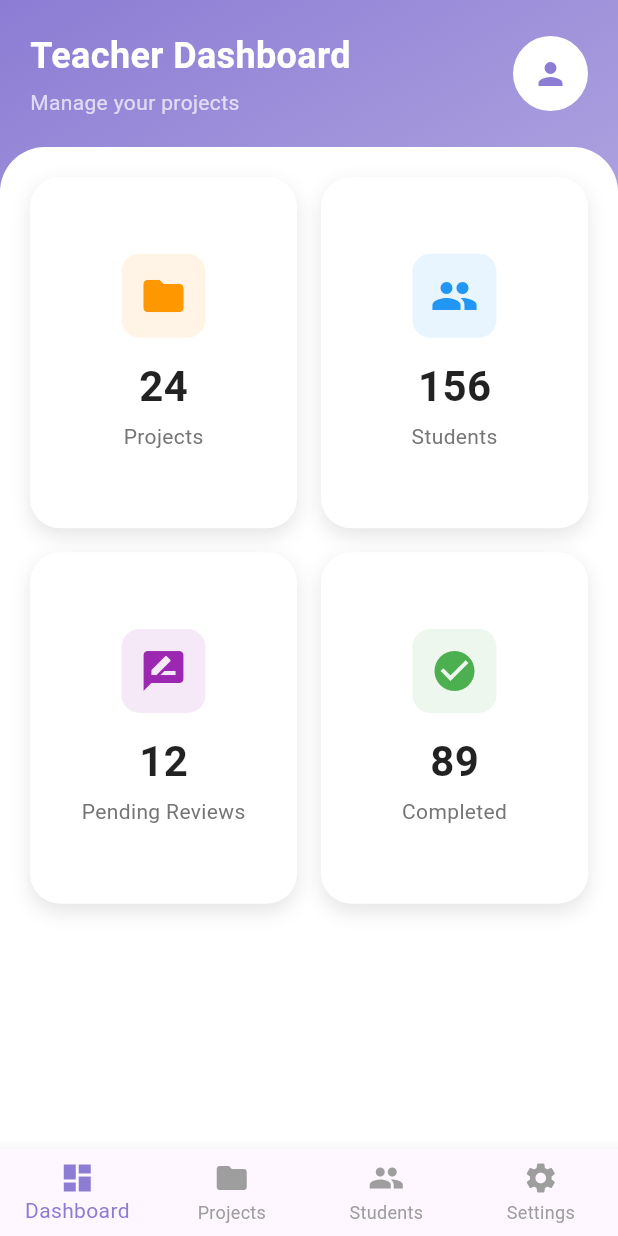
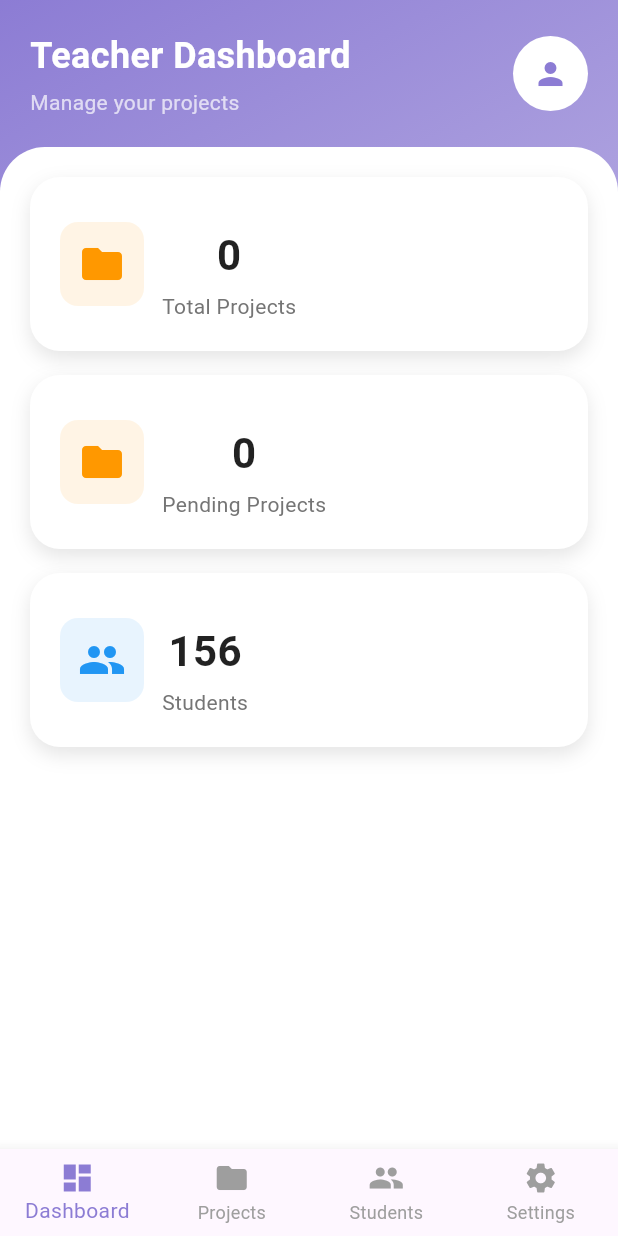
Before and after one commit to fasnafebin24/smartalloc, a Flutter app: the TeacherDashboard screen opened directly, on a phone screen of 412 x 824 dp. Run offline on Flutter 3.47's test engine with Material 3 defaults, Android fonts, the light colour scheme and no system bars; our stand-ins replace cloud_firestore, file_picker, firebase_auth, firebase_core, image_picker, shared_preferences; accounts and stored records are empty.

Commit message:
teacher home sectiom completed

```diff
--- a/lib/features/authentification/login_screen.dart
+++ b/lib/features/authentification/login_screen.dart
@@ -8,8 +8,9 @@ import 'package:smartalloc/features/admin/home/home_screen.dart';
 import 'package:smartalloc/features/home/home%20_screen.dart';
 import 'package:smartalloc/features/authentification/signup_screen.dart';
 import 'package:smartalloc/features/landing/landing_screen.dart';
-import 'package:smartalloc/features/teacher/bottomnav/bottom_nav_screen.dart';
+import 'package:smartalloc/features/teacher/bottomnav/dashboard/bottom_nav_screen.dart';
 import 'package:smartalloc/utils/methods/customsnackbar.dart';
+import 'package:smartalloc/utils/variables/globalvariables.dart';
 
 class LoginScreen extends StatefulWidget {
   const LoginScreen({super.key});
@@ -31,10 +32,12 @@ class _LoginScreenState extends State<LoginScreen> {
     passwordCtrl.dispose();
     super.dispose();
   }
-  Future<void> saveUserData(String uid, String role) async {
+  Future<void> saveUserData(String uid, String role,String department) async {
   SharedPreferences prefs = await SharedPreferences.getInstance();
-  await prefs.setString('uid', uid);
-  await prefs.setString('role', role);
+  await prefs.setString('uid', uid.trim());
+  await prefs.setString('role', role.trim());
+  await prefs.setString('department', department.trim());
+
 }
 
 
@@ -57,9 +60,14 @@ class _LoginScreenState extends State<LoginScreen> {
       if (doc.exists) {
         var data = doc.data() as Map<String, dynamic>;
         String role = data['role'];
+        String department = data['department'];
+        guserid = uid;
+        gdepartment = department;
+        setState(() {
 
+        });
         // Save uid & role locally
-        await saveUserData(uid!, role);
+        await saveUserData(uid!, role,department);
 
         // Navigate based on role
         if (role == 'student') {
--- a/lib/features/splash/splash_screen.dart
+++ b/lib/features/splash/splash_screen.dart
@@ -7,8 +7,9 @@ import 'package:shared_preferences/shared_preferences.dart';
 import 'package:smartalloc/features/admin/home/home_screen.dart';
 import 'package:smartalloc/features/authentification/login_screen.dart';
 import 'package:smartalloc/features/home/home%20_screen.dart';
-import 'package:smartalloc/features/teacher/bottomnav/bottom_nav_screen.dart';
+import 'package:smartalloc/features/teacher/bottomnav/dashboard/bottom_nav_screen.dart';
 import 'package:smartalloc/utils/methods/customsnackbar.dart';
+import 'package:smartalloc/utils/variables/globalvariables.dart';
 
 class SplashScreen extends StatefulWidget {
   const SplashScreen({super.key});
@@ -24,7 +25,14 @@ class _SplashScreenState extends State<SplashScreen> {
        SharedPreferences prefs = await SharedPreferences.getInstance();
  String? uid= prefs.getString('uid', );
   String? role=prefs.getString('role', );
+  String? department=prefs.getString('department', );
+
   if (uid!=null && role!=null) {
+    guserid = uid;
+    gdepartment = department;
+    setState(() {
+
+    });
      if (role == 'student') {
           Navigator.pushReplacement(
             context,
--- a/lib/features/teacher/bottomnav/bottom_nav_screen.dart
+++ b/lib/features/teacher/bottomnav/dashboard/bottom_nav_screen.dart
@@ -1,6 +1,8 @@
 import 'package:flutter/material.dart';
 import 'package:shared_preferences/shared_preferences.dart';
 import 'package:smartalloc/features/authentification/login_screen.dart';
+
+import '../../home/home_scree.dart';
 
 // Main Teacher Dashboard with Bottom Navigation
 class TeacherDashboard extends StatefulWidget {
@@ -11,27 +13,41 @@ class TeacherDashboard extends StatefulWidget {
 }
 
 class _TeacherDashboardState extends State<TeacherDashboard> {
-  int _currentIndex = 0;
+  int currentIndex = 0;
+   List<Widget> screens=[];
+gotoproject() {
+  currentIndex=1;
+  setState(() {
 
-  final List<Widget> _screens = [
-    const DashboardScreen(),
+  });
+}
+  @override
+  void initState() {
+     screens = [
+     TeachHomeScreen(chnageindex: () {
+      gotoproject();
+     },),
     const ProjectsScreen(),
     const StudentsScreen(),
     const SettingsScreen(),
   ];
+    super.initState();
+  }
+
+
 
   @override
   Widget build(BuildContext context) {
     return Scaffold(
-      body: _screens[_currentIndex],
+      body: screens[currentIndex],
       bottomNavigationBar: BottomNavigationBar(
         type: BottomNavigationBarType.fixed,
-        currentIndex: _currentIndex,
+        currentIndex: currentIndex,
         selectedItemColor: const Color(0xFF8C7CD4),
         unselectedItemColor: Colors.grey,
         onTap: (index) {
           setState(() {
-            _currentIndex = index;
+            currentIndex = index;
           });
         },
         items: const [
@@ -57,163 +73,8 @@ class _TeacherDashboardState extends State<TeacherDashboard> {
   }
 }
 
-// 1. Dashboard Screen
-class DashboardScreen extends StatelessWidget {
-  const DashboardScreen({super.key});
 
-  @override
-  Widget build(BuildContext context) {
-    return Container(
-      height: double.infinity,
-      width: double.infinity,
-      decoration: const BoxDecoration(
-        gradient: LinearGradient(
-          colors: [Color(0xFF8C7CD4), Color(0xFFE8E4F3)],
-          begin: Alignment.topLeft,
-          end: Alignment.bottomRight,
-        ),
-      ),
-      child: SafeArea(
-        child: Column(
-          children: [
-            // Header
-            Padding(
-              padding: const EdgeInsets.all(20.0),
-              child: Row(
-                mainAxisAlignment: MainAxisAlignment.spaceBetween,
-                children: [
-                  const Column(
-                    crossAxisAlignment: CrossAxisAlignment.start,
-                    children: [
-                      Text(
-                        'Teacher Dashboard',
-                        style: TextStyle(
-                          color: Colors.white,
-                          fontSize: 24,
-                          fontWeight: FontWeight.bold,
-                        ),
-                      ),
-                      SizedBox(height: 4),
-                      Text(
-                        'Manage your projects',
-                        style: TextStyle(
-                          color: Colors.white70,
-                          fontSize: 14,
-                        ),
-                      ),
-                    ],
-                  ),
-                  const CircleAvatar(
-                    radius: 25,
-                    backgroundColor: Colors.white,
-                    child: Icon(Icons.person, color: Color(0xFF8C7CD4)),
-                  ),
-                ],
-              ),
-            ),
 
-            // Dashboard Cards
-            Expanded(
-              child: Container(
-                decoration: const BoxDecoration(
-                  color: Colors.white,
-                  borderRadius: BorderRadius.only(
-                    topLeft: Radius.circular(30),
-                    topRight: Radius.circular(30),
-                  ),
-                ),
-                child: Padding(
-                  padding: const EdgeInsets.all(20.0),
-                  child: GridView.count(
-                    crossAxisCount: 2,
-                    crossAxisSpacing: 16,
-                    mainAxisSpacing: 16,
-                    childAspectRatio: .76,
-                    children: [
-                      _dashboardCard(
-                        'Projects',
-                        '24',
-                        Icons.folder,
-                        Colors.orange,
-                      ),
-                      _dashboardCard(
-                        'Students',
-                        '156',
-                        Icons.people,
-                        Colors.blue,
-                      ),
-                      _dashboardCard(
-                        'Pending Reviews',
-                        '12',
-                        Icons.rate_review,
-                        Colors.purple,
-                      ),
-                      _dashboardCard(
-                        'Completed',
-                        '89',
-                        Icons.check_circle,
-                        Colors.green,
-                      ),
-                    ],
-                  ),
-                ),
-              ),
-            ),
-          ],
-        ),
-      ),
-    );
-  }
-
-  Widget _dashboardCard(String title, String count, IconData icon, Color color) {
-    return Container(
-      decoration: BoxDecoration(
-        color: Colors.white,
-        borderRadius: BorderRadius.circular(20),
-        boxShadow: [
-          BoxShadow(
-            color: Colors.black.withOpacity(0.1),
-            blurRadius: 10,
-            offset: const Offset(0, 5),
-          ),
-        ],
-      ),
-      child: Padding(
-        padding: const EdgeInsets.all(20.0),
-        child: Column(
-          mainAxisAlignment: MainAxisAlignment.center,
-          children: [
-            Container(
-              padding: const EdgeInsets.all(12),
-              decoration: BoxDecoration(
-                color: color.withOpacity(0.1),
-                borderRadius: BorderRadius.circular(12),
-              ),
-              child: Icon(icon, color: color, size: 32),
-            ),
-            const SizedBox(height: 12),
-            Text(
-              count,
-              style: const TextStyle(
-                fontSize: 28,
-                fontWeight: FontWeight.bold,
-                color: Colors.black87,
-              ),
-            ),
-            const SizedBox(height: 4),
-            Text(
-              title,
-              style: TextStyle(
-                fontSize: 14,
-                color: Colors.grey[600],
-              ),
-            ),
-          ],
-        ),
-      ),
-    );
-  }
-}
 
 // 2. Projects Screen
 class ProjectsScreen extends StatelessWidget {
--- /dev/null
+++ b/lib/features/teacher/home/home_scree.dart
@@ -0,0 +1,173 @@
+// 1. Dashboard Screen
+import 'package:cloud_firestore/cloud_firestore.dart';
+import 'package:flutter/material.dart';
+import 'package:smartalloc/utils/variables/globalvariables.dart';
+
+class TeachHomeScreen extends StatelessWidget {
+   TeachHomeScreen({super.key,this.chnageindex});
+  VoidCallback? chnageindex;
+  @override
+  Widget build(BuildContext context) {
+    return Container(
+      height: double.infinity,
+      width: double.infinity,
+      decoration: const BoxDecoration(
+        gradient: LinearGradient(
+          colors: [Color(0xFF8C7CD4), Color(0xFFE8E4F3)],
+          begin: Alignment.topLeft,
+          end: Alignment.bottomRight,
+        ),
+      ),
+      child: SafeArea(
+        child: Column(
+          children: [
+            // Header
+            Padding(
+              padding: const EdgeInsets.all(20.0),
+              child: Row(
+                mainAxisAlignment: MainAxisAlignment.spaceBetween,
+                children: [
+                  const Column(
+                    crossAxisAlignment: CrossAxisAlignment.start,
+                    children: [
+                      Text(
+                        'Teacher Dashboard',
+                        style: TextStyle(
+                          color: Colors.white,
+                          fontSize: 24,
+                          fontWeight: FontWeight.bold,
+                        ),
+                      ),
+                      SizedBox(height: 4),
+                      Text(
+                        'Manage your projects',
+                        style: TextStyle(
+                          color: Colors.white70,
+                          fontSize: 14,
+                        ),
+                      ),
+                    ],
+                  ),
+                  const CircleAvatar(
+                    radius: 25,
+                    backgroundColor: Colors.white,
+                    child: Icon(Icons.person, color: Color(0xFF8C7CD4)),
+                  ),
+                ],
+              ),
+            ),
+
+            // Dashboard Cards
+            Expanded(
+              child: Container(
+                decoration: const BoxDecoration(
+                  color: Colors.white,
+                  borderRadius: BorderRadius.only(
+                    topLeft: Radius.circular(30),
+                    topRight: Radius.circular(30),
+                  ),
+                ),
+                child: Padding(
+                  padding: const EdgeInsets.all(20.0),
+                  child: ListView(
+                    // crossAxisCount: 2,
+                    // crossAxisSpacing: 16,
+                    // mainAxisSpacing: 16,
+                    // childAspectRatio: .76,
+                    children: [
+                      StreamBuilder(
+                        stream: FirebaseFirestore.instance.collection('Projects').where('teacherId',isEqualTo:  guserid).snapshots(),
+                        builder: (context, asyncSnapshot) {
+                          return _dashboardCard(
+                            'Total Projects',
+                            (asyncSnapshot.data?.docs.length ?? 0).toString(),
+                            Icons.folder,
+                            Colors.orange,
+                          );
+                        }
+                      ),
+                      SizedBox(height: 16,),
+                       StreamBuilder(
+                        stream: FirebaseFirestore.instance.collection('Projects').where('teacherId',isEqualTo:  guserid).where('status',isEqualTo: 'pending').snapshots(),
+                        builder: (context, asyncSnapshot) {
+                          return _dashboardCard(
+                            'Pending Projects',
+                            (asyncSnapshot.data?.docs.length ?? 0).toString(),
+                            Icons.folder,
+                            Colors.orange,
+                          );
+                        }
+                      ),
+                      SizedBox(height: 16,),
+                      _dashboardCard(
+                        'Students',
+                        '156',
+                        Icons.people,
+                        Colors.blue,
+                      ),
+
+                    ],
+                  ),
+                ),
+              ),
+            ),
+          ],
+        ),
+      ),
+    );
+  }
+   Widget _dashboardCard(String title, String count, IconData icon, Color color) {
+    return Container(
+      decoration: BoxDecoration(
+        color: Colors.white,
+        borderRadius: BorderRadius.circular(20),
+        boxShadow: [
+          BoxShadow(
+            color: Colors.black.withOpacity(0.1),
+            blurRadius: 10,
+            offset: const Offset(0, 5),
+          ),
+        ],
+      ),
+      child: Padding(
+        padding: const EdgeInsets.all(20.0),
+        child: Row(
+          children: [
+            Container(
+              padding: const EdgeInsets.all(12),
+              decoration: BoxDecoration(
+                color: color.withOpacity(0.1),
+                borderRadius: BorderRadius.circular(12),
+              ),
+              child: Icon(icon, color: color, size: 32),
+            ),
+            const SizedBox(width: 12),
+            Column(
+              mainAxisAlignment: MainAxisAlignment.center,
+              children: [
+
+                const SizedBox(height: 12),
+                Text(
+                  count,
+                  style: const TextStyle(
+                    fontSize: 28,
+                    fontWeight: FontWeight.bold,
+                    color: Colors.black87,
+                  ),
+                ),
+                const SizedBox(height: 4),
+                Text(
+                  title,
+                  style: TextStyle(
+                    fontSize: 14,
+                    color: Colors.grey[600],
+                  ),
+                ),
+              ],
+            ),
+          ],
+        ),
+      ),
+    );
+  }
+}
--- /dev/null
+++ b/lib/utils/variables/globalvariables.dart
@@ -0,0 +1,2 @@
+String? guserid;
+String? gdepartment;
```
